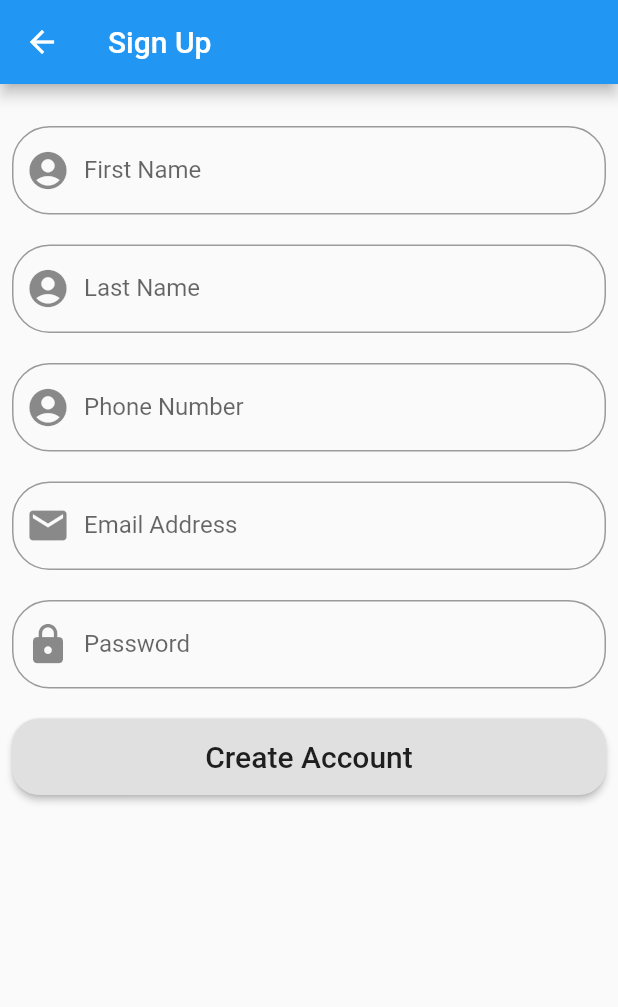
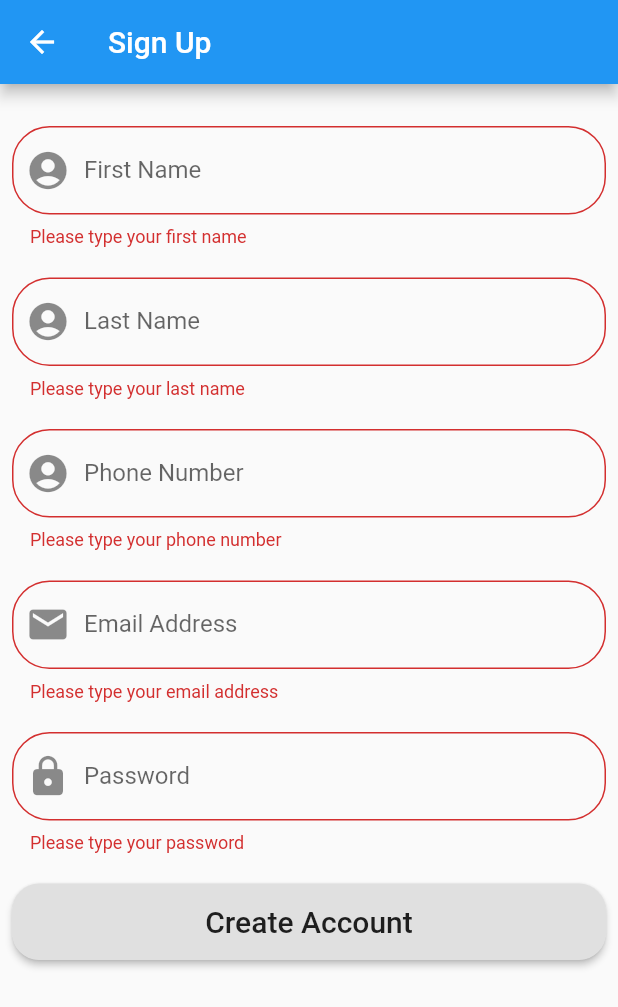
Before and after one commit to samuelobe/Flutter_Chat, a Flutter app: the SignupScreen screen opened directly, after a tap on "Create Account", on a phone screen of 412 x 824 dp. Shown: the top 1007 px of the screen. Run offline on Flutter 3.47's test engine with Material 2 defaults, Android fonts, the phone set to English and light mode, and no system bars; our stand-ins replace bloc, cloud_firestore, firebase_auth, flushbar, pinput, shared_preferences and 1 more; accounts and stored records are empty.

Commit message:
Created most of signup page

```diff
--- a/lib/model/user.dart
+++ b/lib/model/user.dart
@@ -1,15 +1,28 @@
 class User {
   final String email;
   final String password;
+  final String phoneNumber;
+  final String firstName;
+  final String lastName;
 
-  User({this.email, this.password});
+  User(
+      {this.email,
+      this.password,
+      this.phoneNumber,
+      this.firstName,
+      this.lastName});
 
   get getEmail => email;
   get getPassword => password;
 
-  Map<String, dynamic> getMap(){
-    Map<String, dynamic> userMap = {"email": email, "password": password};
+  Map<String, dynamic> getMap() {
+    Map<String, dynamic> userMap = {
+      "firstName": firstName,
+      "lastName": lastName,
+      "email": email,
+      "password": password,
+      "phoneNumber": phoneNumber,
+    };
     return userMap;
   }
-
 }
--- a/lib/screens/signup_screen.dart
+++ b/lib/screens/signup_screen.dart
@@ -1,3 +1,5 @@
+import 'package:chat_app/model/user.dart';
+import 'package:chat_app/services/auth.dart';
 import 'package:flutter/material.dart';
 
 class SignupScreen extends StatefulWidget {
@@ -8,10 +10,27 @@ class SignupScreen extends StatefulWidget {
 class _SignupScreenState extends State<SignupScreen> {
   final _formkey = GlobalKey<FormState>();
   String fullName = "";
-  String emailAddress = "";
+  String phoneNumber = "";
+  String firstName = "";
+  String lastName = "";
+  String email = "";
   String password = "";
+  Auth auth = Auth();
 
-  void createAccount() {}
+  void createAccount() {
+    var formState = _formkey.currentState;
+
+    if (formState.validate()) {
+      formState.save();
+      var user = User(
+          email: email,
+          password: password,
+          firstName: firstName,
+          lastName: lastName,
+          phoneNumber: phoneNumber);
+      auth.authSignUp(user: user, context: context);
+    }
+  }
 
   @override
   Widget build(BuildContext context) {
@@ -50,7 +69,7 @@ class _SignupScreenState extends State<SignupScreen> {
                     }
                     return output;
                   },
-                  //onSaved: (input) => password = input.trim(),
+                  onSaved: (input) => firstName = input.trim(),
                 ),
                 SizedBox(
                   height: 20,
@@ -73,11 +92,11 @@ class _SignupScreenState extends State<SignupScreen> {
                   validator: (input) {
                     var output;
                     if (input.isEmpty) {
-                      output = "Please type your first name";
+                      output = "Please type your last name";
                     }
                     return output;
                   },
-                  //onSaved: (input) => password = input.trim(),
+                  onSaved: (input) => lastName = input.trim(),
                 ),
                 SizedBox(
                   height: 20,
@@ -100,11 +119,11 @@ class _SignupScreenState extends State<SignupScreen> {
                   validator: (input) {
                     var output;
                     if (input.isEmpty) {
-                      output = "Please type your first name";
+                      output = "Please type your phone number";
                     }
                     return output;
                   },
-                  //onSaved: (input) => password = input.trim(),
+                  onSaved: (input) => phoneNumber = input.trim(),
                 ),
                 SizedBox(
                   height: 20,
@@ -127,11 +146,11 @@ class _SignupScreenState extends State<SignupScreen> {
                   validator: (input) {
                     var output;
                     if (input.isEmpty) {
-                      output = "Please type an email address";
+                      output = "Please type your email address";
                     }
                     return output;
                   },
-                  //onSaved: (input) => password = input.trim(),
+                  onSaved: (input) => email = input.trim(),
                 ),
                 SizedBox(
                   height: 20,
@@ -154,11 +173,11 @@ class _SignupScreenState extends State<SignupScreen> {
                   validator: (input) {
                     var output;
                     if (input.isEmpty) {
-                      output = "Please type a password";
+                      output = "Please type your password";
                     }
                     return output;
                   },
-                  //onSaved: (input) => password = input.trim(),
+                  onSaved: (input) => password = input.trim(),
                 ),
                 SizedBox(
                   height: 20,
```
Also changed, not shown: lib/screens/users_screen.dart (+12 -4 lines), lib/services/auth.dart (+34 -4 lines).
